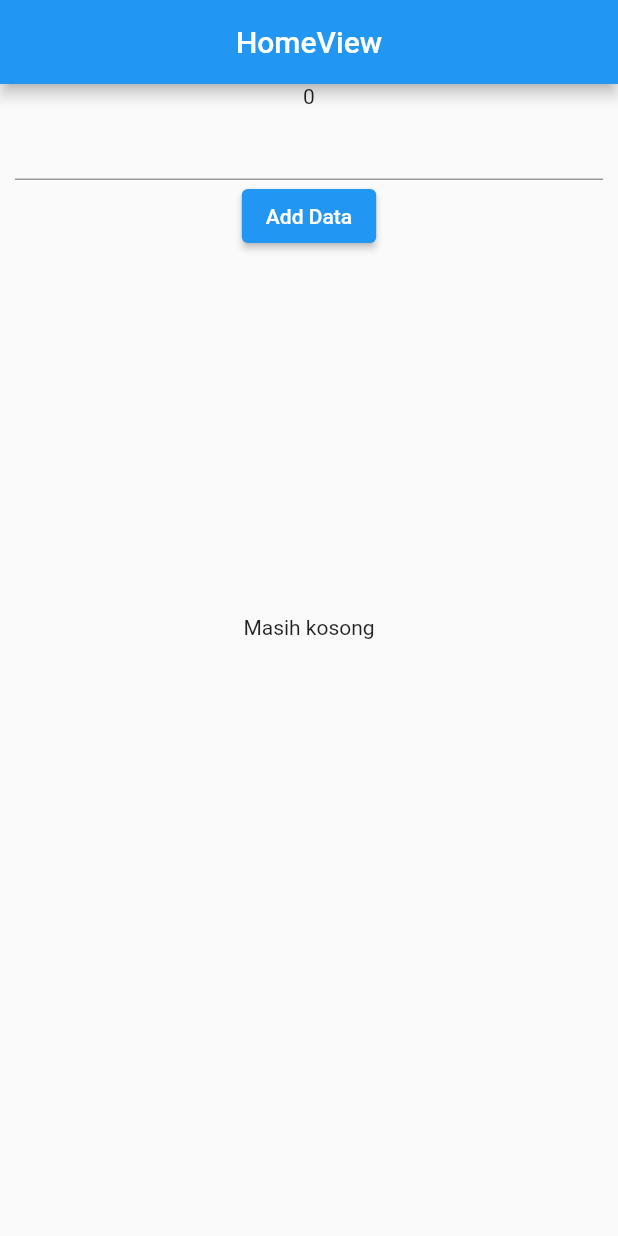
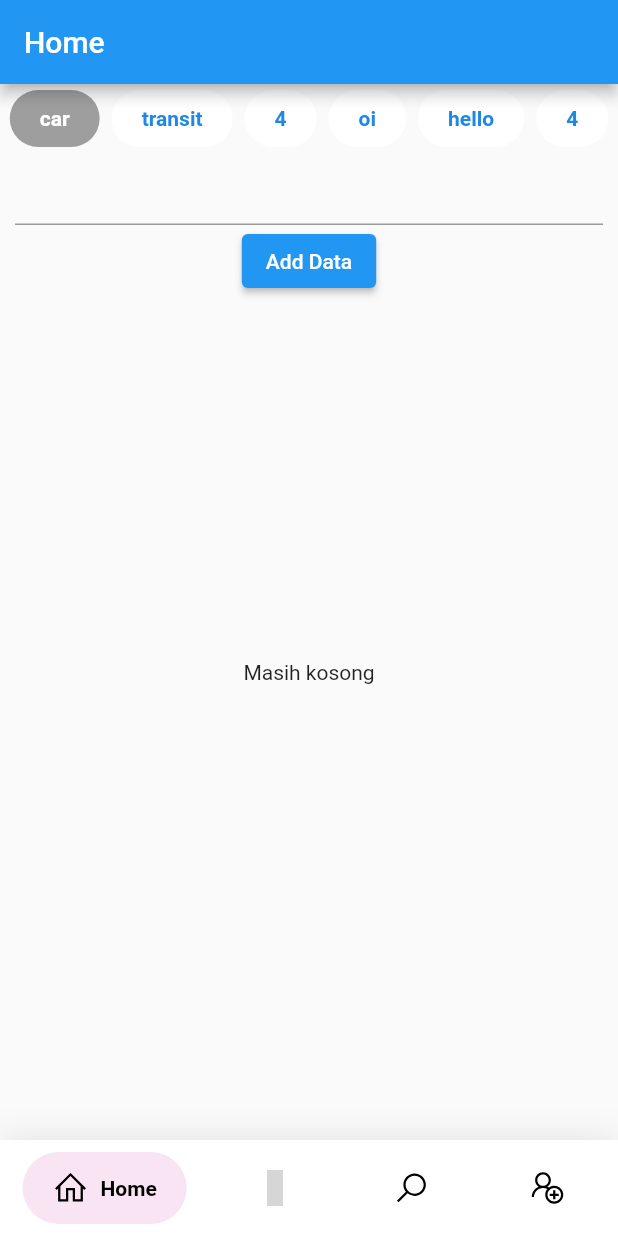
Before and after one commit to Dicky019/totask, a Flutter app: the screen it shows after launch, on a phone screen of 412 x 824 dp. Run offline on Flutter 3.47's test engine with Material 2 defaults, Android fonts, the phone set to English and light mode, and no system bars; drawn by our look-alikes of buttons_tabbar, google_nav_bar; our stand-ins replace cloud_firestore, firebase_core, get, line_icons; accounts and stored records are empty; grey boxes are pictures that could not be loaded.

Commit message:
tapbar and landing page

```diff
--- a/lib/app/modules/home/views/home_view.dart
+++ b/lib/app/modules/home/views/home_view.dart
@@ -2,7 +2,6 @@ import 'package:cloud_firestore/cloud_firestore.dart';
 import 'package:flutter/material.dart';
 
 import 'package:get/get.dart';
-import 'package:totask/app/data/models/task_model.dart';
 import 'package:totask/app/widget/list_widget.dart';
 
 import '../controllers/home_controller.dart';
@@ -11,29 +10,17 @@ import '../../../widget/no_scroll_glow.dart';
 class HomeView extends GetView<HomeController> {
   @override
   Widget build(BuildContext context) {
+    double height = MediaQuery.of(context).size.height;
+    double width = MediaQuery.of(context).size.width;
+
+    print("$height ++++++++++++++ $width");
     return Scaffold(
-      appBar: AppBar(
-        title: Text('HomeView'),
-        centerTitle: true,
-      ),
       body: ListView(
         children: [
           Padding(
             padding: EdgeInsets.symmetric(horizontal: 10),
             child: Column(
               children: [
-                StreamBuilder<QuerySnapshot>(
-                  stream: controller.data,
-                  builder: (context, snapshot) {
-                    if (snapshot.hasData) {
-                      final documents = snapshot.data!.docs.length;
-                      return Text("$documents");
-                    } else if (snapshot.hasError) {
-                      return Text('It ${snapshot.hasError}');
-                    }
-                    return Text("Masih kosong");
-                  },
-                ),
                 TextField(
                   controller: controller.nama,
                   style: TextStyle(fontSize: 20),
@@ -42,10 +29,6 @@ class HomeView extends GetView<HomeController> {
                   onPressed: controller.addUser,
                   child: Text("Add Data"),
                 ),
-                // ElevatedButton(
-                //   onPressed: controller.tess,
-                //   child: Text("tess"),
-                // ),
               ],
             ),
           ),
@@ -57,7 +40,7 @@ class HomeView extends GetView<HomeController> {
                 if (snapshot.hasData) {
                   final List<DocumentSnapshot> documents = snapshot.data!.docs;
                   final jumlah = documents.length;
-                  final model = ModeltoView();
+
                   return jumlah != 0
                       ? ScrollConfiguration(
                           behavior: NoScrollGlow(),
--- /dev/null
+++ b/lib/app/modules/home/views/tapbar_view.dart
@@ -0,0 +1,78 @@
+import 'package:buttons_tabbar/buttons_tabbar.dart';
+import 'package:flutter/material.dart';
+import 'package:totask/app/data/utils/assets.dart';
+import 'package:totask/app/modules/home/views/home_view.dart';
+
+class TabBarWidget extends StatelessWidget {
+  @override
+  Widget build(BuildContext context) {
+    return Scaffold(
+      appBar: AppBar(
+        title: Text("Home"),
+      ),
+      body: SafeArea(
+        child: DefaultTabController(
+          length: 6,
+          child: Column(
+            children: [
+              ButtonsTabBar(
+                backgroundColor: Colors.grey,
+                contentPadding: EdgeInsets.symmetric(horizontal: 20),
+                unselectedBackgroundColor: Colors.white,
+                labelStyle:
+                    TextStyle(color: Colors.white, fontWeight: FontWeight.bold),
+                unselectedLabelStyle: TextStyle(
+                    color: Colors.blue[600], fontWeight: FontWeight.bold),
+                borderWidth: 0,
+                unselectedBorderColor: Colors.grey,
+                radius: 100,
+                tabs: [
+                  Tab(
+                    text: "car",
+                  ),
+                  Tab(
+                    text: "transit",
+                  ),
+                  Tab(
+                    text: "4",
+                  ),
+                  Tab(
+                    text:"oi",
+                  ),
+                  Tab(
+                    text: "hello",
+                  ),
+                  Tab(
+                    text: "4",
+                  ),
+                ],
+              ),
+              Expanded(
+                child: TabBarView(
+                  children: <Widget>[
+                    HomeView(),
+                    Center(
+                      child: Icon(Icons.directions_transit),
+                    ),
+                    Center(
+                      child: Icon(Icons.directions_bike),
+                    ),
+                    Center(
+                      child: Icon(Icons.directions_car),
+                    ),
+                    Center(
+                      child: Icon(Icons.directions_transit),
+                    ),
+                    Center(
+                      child: Icon(Icons.directions_bike),
+                    ),
+                  ],
+                ),
+              ),
+            ],
+          ),
+        ),
+      ),
+    );
+  }
+}
--- a/lib/app/routes/app_pages.dart
+++ b/lib/app/routes/app_pages.dart
@@ -1,7 +1,7 @@
 import 'package:get/get.dart';
 
 import 'package:totask/app/modules/home/bindings/home_binding.dart';
-import 'package:totask/app/modules/home/views/home_view.dart';
+import 'package:totask/app/widget/landing_view.dart';
 
 part 'app_routes.dart';
 
@@ -13,7 +13,7 @@ class AppPages {
   static final routes = [
     GetPage(
       name: _Paths.HOME,
-      page: () => HomeView(),
+      page: () => Example(),
       binding: HomeBinding(),
     ),
 
--- a/lib/app/routes/app_routes.dart
+++ b/lib/app/routes/app_routes.dart
@@ -5,10 +5,10 @@ abstract class Routes {
   Routes._();
 
   static const HOME = _Paths.HOME;
-  static const INPUT = _Paths.INPUT;
+
 }
 
 abstract class _Paths {
   static const HOME = '/home';
-  static const INPUT = '/input';
+
 }
--- /dev/null
+++ b/lib/app/widget/landing_view.dart
@@ -0,0 +1,86 @@
+import 'package:flutter/material.dart';
+import 'package:google_nav_bar/google_nav_bar.dart';
+import 'package:line_icons/line_icons.dart';
+import 'package:get/get.dart';
+import '../data/utils/assets.dart';
+import '../modules/home/views/tapbar_view.dart';
+
+class Example extends StatelessWidget {
+  final _selectedIndex = 0.obs;
+  static const TextStyle optionStyle =
+      TextStyle(fontSize: 30, fontWeight: FontWeight.w600);
+  final List<Widget> _widgetOptions = <Widget>[
+    TabBarWidget(),
+    Text(
+      'Likes',
+      style: optionStyle,
+    ),
+    Text(
+      'Search',
+      style: optionStyle,
+    ),
+    Text(
+      'Profile',
+      style: optionStyle,
+    ),
+  ];
+
+  @override
+  Widget build(BuildContext context) {
+    return Scaffold(
+      backgroundColor: Colors.white,
+      body: Obx(() => _widgetOptions.elementAt(_selectedIndex.value)),
+      bottomNavigationBar: Container(
+        decoration: BoxDecoration(
+          color: Colors.white,
+          boxShadow: [
+            BoxShadow(
+              blurRadius: 20,
+              color: Colors.black.withOpacity(.1),
+            )
+          ],
+        ),
+        child: SafeArea(
+          child: Padding(
+            padding: const EdgeInsets.symmetric(horizontal: 15.0, vertical: 8),
+            child: GNav(
+              rippleColor: shadow,
+              // Colors.grey[300]!,
+              hoverColor: shadow,
+              // Colors.grey[100]!,
+              gap: 8,
+              activeColor: Colors.black,
+              iconSize: 24,
+              padding: EdgeInsets.symmetric(horizontal: 20, vertical: 12),
+              duration: Duration(milliseconds: 400),
+              tabBackgroundColor: shadow,
+              color: Colors.black,
+              tabs: [
+                GButton(
+                  icon: LineIcons.home,
+                  text: 'Home',
+                ),
+                GButton(
+                  icon: LineIcons.clockAlt,
+                  text: 'Likes',
+                ),
+                GButton(
+                  icon: LineIcons.search,
+                  text: 'Search',
+                ),
+                GButton(
+                  icon: LineIcons.userPlus,
+                  text: 'Profile',
+                ),
+              ],
+              selectedIndex: _selectedIndex.value,
+              onTabChange: (index) {
+                _selectedIndex.value = index;
+              },
+            ),
+          ),
+        ),
+      ),
+    );
+  }
+}
--- a/lib/app/widget/list_widget.dart
+++ b/lib/app/widget/list_widget.dart
@@ -1,7 +1,5 @@
 import 'package:flutter/material.dart';
 import 'package:get/get.dart';
-import 'package:totask/app/modules/home/controllers/home_controller.dart';
-
 import '../data/utils/assets.dart';
 
 class ListTask extends StatelessWidget {
@@ -21,14 +19,10 @@ class ListTask extends StatelessWidget {
 
   @override
   Widget build(BuildContext context) {
-
     final sucses = false.obs;
     onsucses() {
       sucses.value = !sucses.value;
     }
-
-
-
     return Container(
       padding: EdgeInsets.symmetric(vertical: 8),
       margin: EdgeInsets.symmetric(vertical: 4),
--- a/lib/main.dart
+++ b/lib/main.dart
@@ -10,6 +10,7 @@ Future main() async {
   await Firebase.initializeApp();
   runApp(
     GetMaterialApp(
+      debugShowCheckedModeBanner: false,
       title: "Application",
       initialRoute: AppPages.INITIAL,
       getPages: AppPages.routes,
--- a/pubspec.yaml
+++ b/pubspec.yaml
@@ -8,7 +8,11 @@ environment:
 dependencies:
   cupertino_icons: ^1.0.2
   get: 4.3.4
-  percent_indicator: ^3.0.1
+  #landing
+  google_nav_bar: ^5.0.5
+  #tapbar
+  buttons_tabbar: ^1.3.1
+  line_icons: ^2.0.1
   firebase_core: 1.4.0
   cloud_firestore: ^2.4.0
   intl:
```
Also changed, not shown: lib/app/modules/home/controllers/home_controller.dart (+3 -6 lines), lib/app/widget/categori_widget.dart (+88 -88 lines), pubspec.lock.
